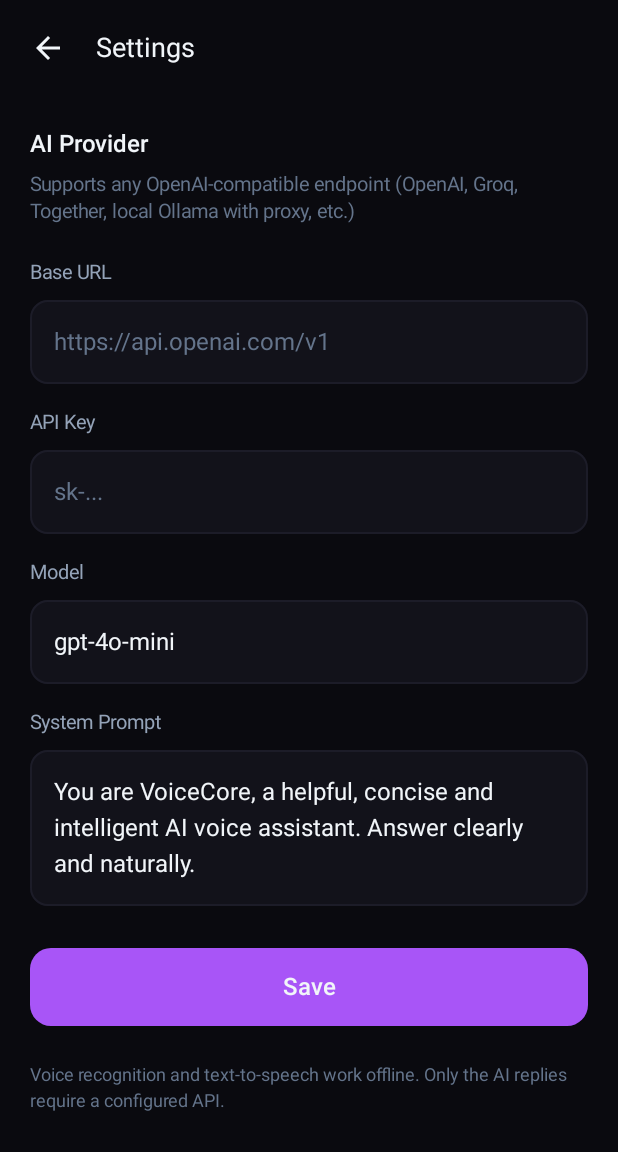
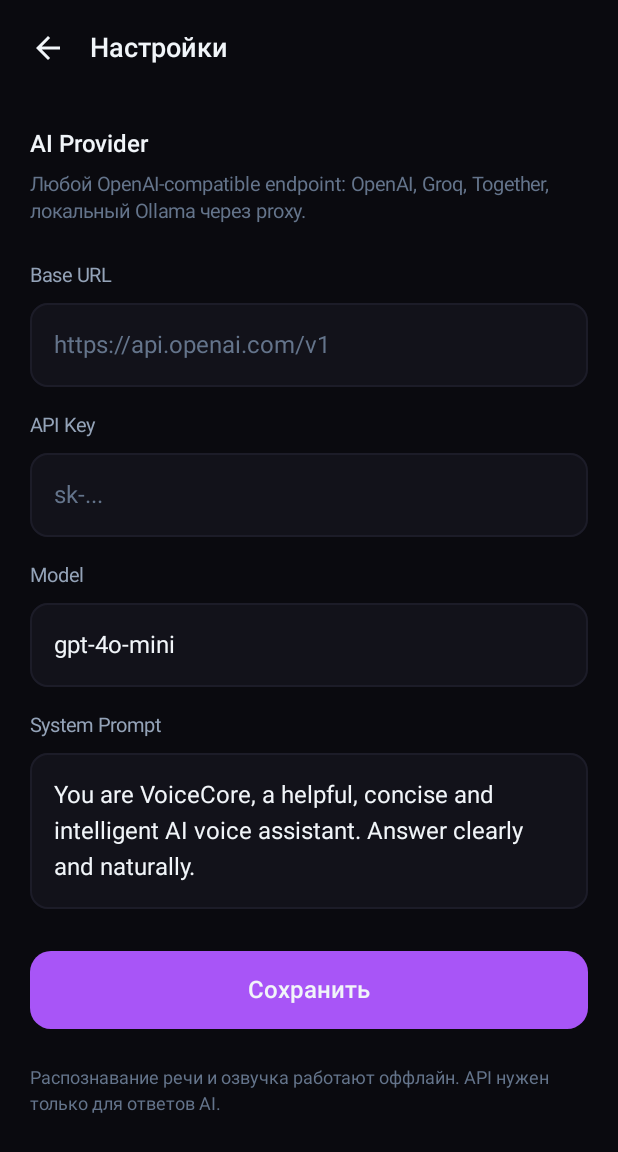
Before and after one commit to popasuper93-code/VoiceCore, an Android app built with Jetpack Compose: the SettingsScreen screen opened through its navigation route, on a phone screen of 412 x 824 dp. Shown: the top 1152 px of the screen. Run offline under Robolectric (Android 15) with nearby library versions, the phone set to English and light mode, and no system bars.

Commit message:
Polish SettingsScreen (RU labels)

```diff
--- a/app/src/main/java/com/voicecore/app/ui/screens/SettingsScreen.kt
+++ b/app/src/main/java/com/voicecore/app/ui/screens/SettingsScreen.kt
@@ -1,33 +1,64 @@
 package com.voicecore.app.ui.screens
 
 import androidx.compose.foundation.background
-import androidx.compose.foundation.layout.*
+import androidx.compose.foundation.layout.Column
+import androidx.compose.foundation.layout.Row
+import androidx.compose.foundation.layout.Spacer
+import androidx.compose.foundation.layout.fillMaxSize
+import androidx.compose.foundation.layout.fillMaxWidth
+import androidx.compose.foundation.layout.height
+import androidx.compose.foundation.layout.padding
+import androidx.compose.foundation.layout.statusBarsPadding
 import androidx.compose.foundation.rememberScrollState
 import androidx.compose.foundation.shape.RoundedCornerShape
 import androidx.compose.foundation.verticalScroll
 import androidx.compose.material.icons.Icons
 import androidx.compose.material.icons.automirrored.filled.ArrowBack
-import androidx.compose.material3.*
-import androidx.compose.runtime.*
+import androidx.compose.material3.Button
+import androidx.compose.material3.ButtonDefaults
+import androidx.compose.material3.Icon
+import androidx.compose.material3.IconButton
+import androidx.compose.material3.OutlinedTextField
+import androidx.compose.material3.OutlinedTextFieldDefaults
+import androidx.compose.material3.Text
+import androidx.compose.runtime.Composable
+import androidx.compose.runtime.LaunchedEffect
+import androidx.compose.runtime.collectAsState
+import androidx.compose.runtime.getValue
+import androidx.compose.runtime.mutableStateOf
+import androidx.compose.runtime.remember
+import androidx.compose.runtime.rememberCoroutineScope
+import androidx.compose.runtime.setValue
 import androidx.compose.ui.Alignment
-import androidx.compose.ui.*
+import androidx.compose.ui.Modifier
 import androidx.compose.ui.text.font.FontWeight
 import androidx.compose.ui.text.input.PasswordVisualTransformation
 import androidx.compose.ui.text.input.VisualTransformation
 import androidx.compose.ui.unit.dp
 import androidx.compose.ui.unit.sp
 import com.voicecore.app.VoiceCoreApp
-import com.voicecore.app.ui.theme.*
+import com.voicecore.app.ui.theme.BlackDeep
+import com.voicecore.app.ui.theme.Graphite
+import com.voicecore.app.ui.theme.GraphiteLight
+import com.voicecore.app.ui.theme.NeonPurple
+import com.voicecore.app.ui.theme.TextMuted
+import com.voicecore.app.ui.theme.TextPrimary
+import com.voicecore.app.ui.theme.TextSecondary
 import kotlinx.coroutines.launch
 
 @Composable
-fun SettingsScreen(app: VoiceCoreApp, onBack: () -> Unit) {
+fun SettingsScreen(
+    app: VoiceCoreApp,
+    onBack: () -> Unit
+) {
     val settings = app.settingsRepository
     val scope = rememberCoroutineScope()
+
     val currentUrl by settings.apiBaseUrl.collectAsState(initial = "")
     val currentKey by settings.apiKey.collectAsState(initial = "")
     val currentModel by settings.model.collectAsState(initial = "gpt-4o-mini")
     val currentPrompt by settings.systemPrompt.collectAsState(initial = "")
+
     var baseUrl by remember { mutableStateOf("") }
     var apiKey by remember { mutableStateOf("") }
     var model by remember { mutableStateOf("") }
@@ -35,27 +66,64 @@ fun SettingsScreen(app: VoiceCoreApp, onBack: () -> Unit) {
     var saved by remember { mutableStateOf(false) }
 
     LaunchedEffect(currentUrl, currentKey, currentModel, currentPrompt) {
-        baseUrl = currentUrl; apiKey = currentKey; model = currentModel; systemPrompt = currentPrompt
+        baseUrl = currentUrl
+        apiKey = currentKey
+        model = currentModel
+        systemPrompt = currentPrompt
     }
 
-    Column(modifier = Modifier.fillMaxSize().background(BlackDeep).verticalScroll(rememberScrollState())) {
-        Row(modifier = Modifier.fillMaxWidth().padding(8.dp), verticalAlignment = Alignment.CenterVertically) {
-            IconButton(onClick = onBack) { Icon(Icons.AutoMirrored.Filled.ArrowBack, null, tint = TextPrimary) }
-            Text("Settings", color = TextPrimary, fontSize = 18.sp, modifier = Modifier.padding(start = 8.dp))
+    Column(
+        modifier = Modifier
+            .fillMaxSize()
+            .background(BlackDeep)
+            .statusBarsPadding()
+            .verticalScroll(rememberScrollState())
+    ) {
+        Row(
+            modifier = Modifier
+                .fillMaxWidth()
+                .padding(8.dp),
+            verticalAlignment = Alignment.CenterVertically
+        ) {
+            IconButton(onClick = onBack) {
+                Icon(Icons.AutoMirrored.Filled.ArrowBack, contentDescription = "Назад", tint = TextPrimary)
+            }
+            Text(
+                text = "Настройки",
+                color = TextPrimary,
+                fontSize = 18.sp,
+                fontWeight = FontWeight.SemiBold,
+                modifier = Modifier.padding(start = 4.dp)
+            )
         }
+
         Column(modifier = Modifier.padding(20.dp)) {
-            Text("AI Provider", color = TextPrimary, fontSize = 16.sp, fontWeight = FontWeight.SemiBold)
-            Spacer(Modifier.height(6.dp))
-            Text("Supports any OpenAI-compatible endpoint (OpenAI, Groq, Together, local Ollama with proxy, etc.)", color = TextMuted, fontSize = 13.sp, lineHeight = 18.sp)
-            Spacer(Modifier.height(20.dp))
+            Text(
+                text = "AI Provider",
+                color = TextPrimary,
+                fontSize = 16.sp,
+                fontWeight = FontWeight.SemiBold
+            )
+            Spacer(modifier = Modifier.height(6.dp))
+            Text(
+                text = "Любой OpenAI-compatible endpoint: OpenAI, Groq, Together, локальный Ollama через proxy.",
+                color = TextMuted,
+                fontSize = 13.sp,
+                lineHeight = 18.sp
+            )
+
+            Spacer(modifier = Modifier.height(22.dp))
+
             SettingsField("Base URL", baseUrl, { baseUrl = it; saved = false }, "https://api.openai.com/v1")
-            Spacer(Modifier.height(14.dp))
+            Spacer(modifier = Modifier.height(14.dp))
             SettingsField("API Key", apiKey, { apiKey = it; saved = false }, "sk-...", isSecret = true)
-            Spacer(Modifier.height(14.dp))
+            Spacer(modifier = Modifier.height(14.dp))
             SettingsField("Model", model, { model = it; saved = false }, "gpt-4o-mini")
-            Spacer(Modifier.height(14.dp))
+            Spacer(modifier = Modifier.height(14.dp))
             SettingsField("System Prompt", systemPrompt, { systemPrompt = it; saved = false }, "You are VoiceCore...", singleLine = false)
-            Spacer(Modifier.height(28.dp))
+
+            Spacer(modifier = Modifier.height(28.dp))
+
             Button(
                 onClick = {
                     scope.launch {
@@ -70,29 +138,51 @@ fun SettingsScreen(app: VoiceCoreApp, onBack: () -> Unit) {
                 shape = RoundedCornerShape(14.dp),
                 colors = ButtonDefaults.buttonColors(containerColor = NeonPurple)
             ) {
-                Text(if (saved) "Saved" else "Save", color = TextPrimary, fontSize = 16.sp, fontWeight = FontWeight.SemiBold)
+                Text(
+                    text = if (saved) "Сохранено" else "Сохранить",
+                    color = TextPrimary,
+                    fontSize = 16.sp,
+                    fontWeight = FontWeight.SemiBold
+                )
             }
-            Spacer(Modifier.height(24.dp))
-            Text("Voice recognition and text-to-speech work offline. Only the AI replies require a configured API.", color = TextMuted, fontSize = 12.sp, lineHeight = 17.sp)
+
+            Spacer(modifier = Modifier.height(24.dp))
+            Text(
+                text = "Распознавание речи и озвучка работают оффлайн. API нужен только для ответов AI.",
+                color = TextMuted,
+                fontSize = 12.sp,
+                lineHeight = 17.sp
+            )
         }
     }
 }
 
 @Composable
 private fun SettingsField(
-    label: String, value: String, onValueChange: (String) -> Unit, placeholder: String,
-    isSecret: Boolean = false, singleLine: Boolean = true
+    label: String,
+    value: String,
+    onValueChange: (String) -> Unit,
+    placeholder: String,
+    isSecret: Boolean = false,
+    singleLine: Boolean = true
 ) {
-    Text(label, color = TextSecondary, fontSize = 13.sp)
-    Spacer(Modifier.height(6.dp))
+    Text(text = label, color = TextSecondary, fontSize = 13.sp)
+    Spacer(modifier = Modifier.height(6.dp))
     OutlinedTextField(
-        value = value, onValueChange = onValueChange, modifier = Modifier.fillMaxWidth(),
+        value = value,
+        onValueChange = onValueChange,
+        modifier = Modifier.fillMaxWidth(),
         placeholder = { Text(placeholder, color = TextMuted) },
-        singleLine = singleLine, maxLines = if (singleLine) 1 else 5,
+        singleLine = singleLine,
+        maxLines = if (singleLine) 1 else 5,
         colors = OutlinedTextFieldDefaults.colors(
-            focusedBorderColor = NeonPurple, unfocusedBorderColor = GraphiteLight,
-            focusedTextColor = TextPrimary, unfocusedTextColor = TextPrimary,
-            cursorColor = NeonPurple, focusedContainerColor = Graphite, unfocusedContainerColor = Graphite
+            focusedBorderColor = NeonPurple,
+            unfocusedBorderColor = GraphiteLight,
+            focusedTextColor = TextPrimary,
+            unfocusedTextColor = TextPrimary,
+            cursorColor = NeonPurple,
+            focusedContainerColor = Graphite,
+            unfocusedContainerColor = Graphite
         ),
         shape = RoundedCornerShape(12.dp),
         visualTransformation = if (isSecret) PasswordVisualTransformation() else VisualTransformation.None
```
